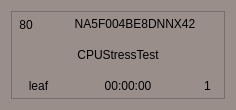
Before: the Qt Designer form runin/ui_cell.ui in ShenSteven/AutoPlasticOmnium, drawn with Qt 5.
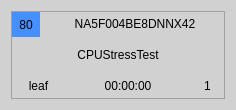
After: the same form once the commit is applied.

Patch:
```diff
--- a/runin/ui_cell.ui
+++ b/runin/ui_cell.ui
@@ -17,7 +17,7 @@
    <string>Form</string>
   </property>
   <property name="styleSheet">
-   <string notr="true">background-color: rgb(154, 142, 139);</string>
+   <string notr="true">background-color: rgb(209, 209, 209);</string>
   </property>
   <layout class="QHBoxLayout" name="horizontalLayout_4">
    <item>
@@ -53,6 +53,9 @@
               <height>17</height>
              </size>
             </property>
+            <property name="styleSheet">
+             <string notr="true">background-color: rgb(69, 143, 255);</string>
+            </property>
             <property name="text">
              <string>80</string>
             </property>
@@ -102,6 +105,9 @@
             <height>24</height>
            </size>
           </property>
+          <property name="styleSheet">
+           <string notr="true"/>
+          </property>
           <property name="text">
            <string>CPUStressTest</string>
           </property>
```
